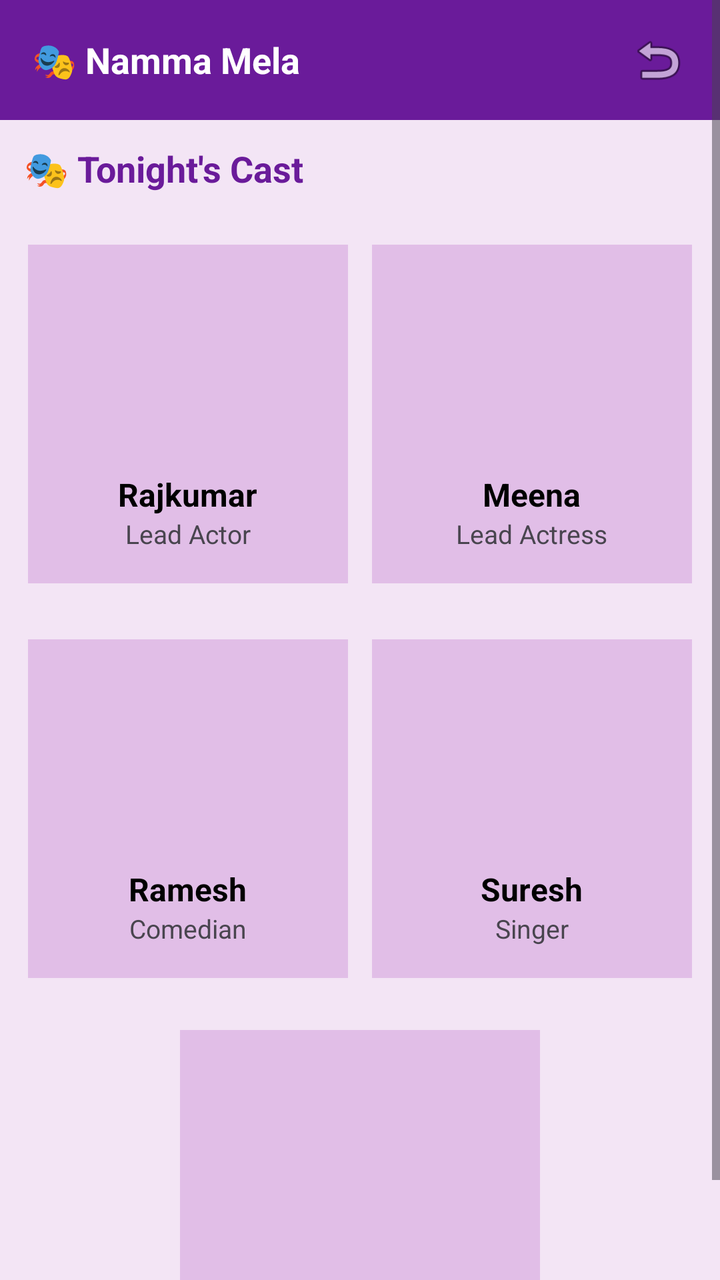
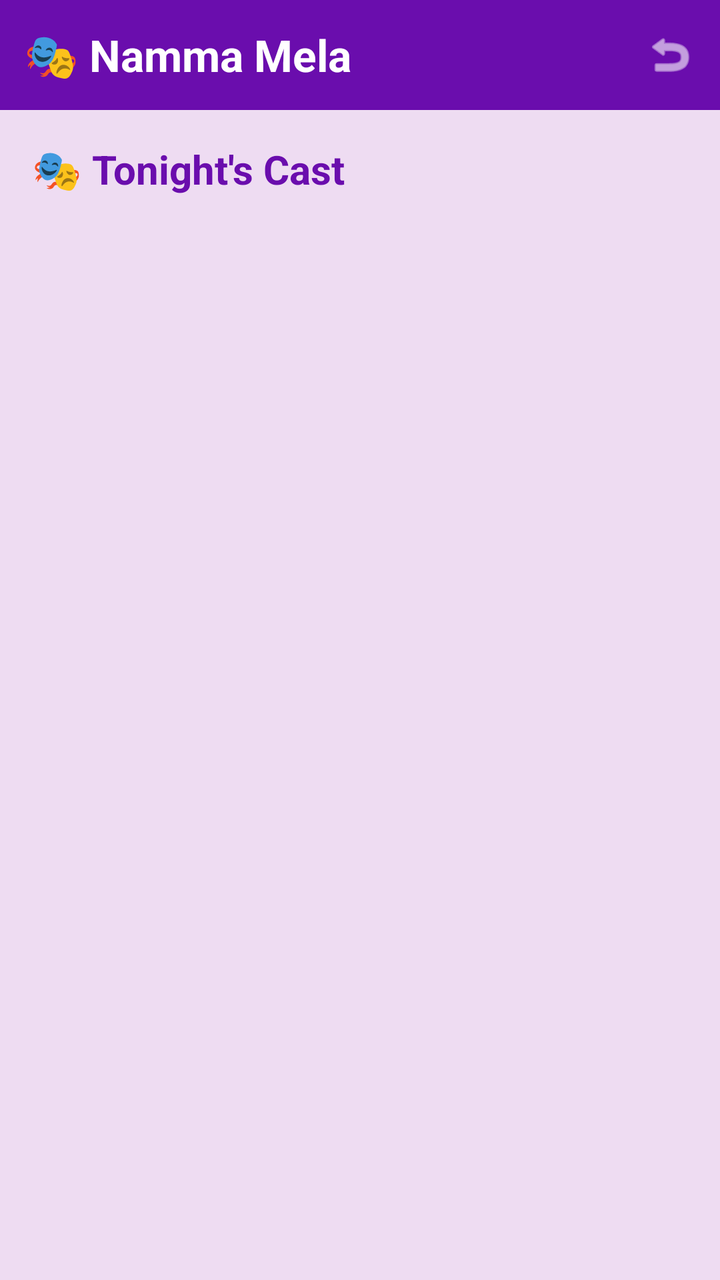

An Android layout rendered at two revisions. The XML below is the earlier revision; the diff shows what the commit changed to produce the second picture.
<!-- AndroidManifest.xml: application theme Theme.NammaMela -->
<!-- res/layout/activity_cast.xml -->
<?xml version="1.0" encoding="utf-8"?>
<ScrollView xmlns:android="http://schemas.android.com/apk/res/android"
    android:layout_width="match_parent"
    android:layout_height="match_parent"
    android:background="#F3E5F5">

    <LinearLayout
        android:layout_width="match_parent"
        android:layout_height="wrap_content"
        android:orientation="vertical">

        
        <RelativeLayout
            android:layout_width="match_parent"
            android:layout_height="60dp"
            android:background="#6A1B9A">

            <TextView
                android:layout_width="wrap_content"
                android:layout_height="wrap_content"
                android:text="🎭 Namma Mela"
                android:textColor="#FFFFFF"
                android:textStyle="bold"
                android:textSize="18sp"
                android:layout_centerVertical="true"
                android:layout_marginStart="16dp"/>

            <ImageView
                android:id="@+id/backBtn"
                android:layout_width="30dp"
                android:layout_height="30dp"
                android:src="@android:drawable/ic_menu_revert"
                android:layout_alignParentEnd="true"
                android:layout_centerVertical="true"
                android:layout_marginEnd="16dp"/>
        </RelativeLayout>

        
        <TextView
            android:layout_width="wrap_content"
            android:layout_height="wrap_content"
            android:text="🎭 Tonight's Cast"
            android:textSize="18sp"
            android:textStyle="bold"
            android:textColor="#6A1B9A"
            android:layout_margin="12dp"/>

        
        <LinearLayout
            android:layout_width="match_parent"
            android:layout_height="wrap_content"
            android:orientation="vertical">

            
            <LinearLayout
                android:layout_width="match_parent"
                android:layout_height="wrap_content"
                android:orientation="horizontal"
                android:padding="8dp">

                
                <LinearLayout
                    android:layout_width="0dp"
                    android:layout_height="wrap_content"
                    android:layout_weight="1"
                    android:orientation="vertical"
                    android:gravity="center"
                    android:background="#E1BEE7"
                    android:padding="16dp"
                    android:layout_margin="6dp">

                    <ImageView
                        android:id="@+id/imgLeadActor"
                        android:layout_width="90dp"
                        android:layout_height="90dp"
                        android:scaleType="centerCrop"/>

                    <TextView
                        android:layout_width="wrap_content"
                        android:layout_height="wrap_content"
                        android:text="Rajkumar"
                        android:textStyle="bold"
                        android:textSize="16sp"
                        android:textColor="#000000"
                        android:layout_marginTop="8dp"/>

                    <TextView
                        android:layout_width="wrap_content"
                        android:layout_height="wrap_content"
                        android:text="Lead Actor"
                        android:textSize="13sp"/>
                </LinearLayout>

                
                <LinearLayout
                    android:layout_width="0dp"
                    android:layout_height="wrap_content"
                    android:layout_weight="1"
                    android:orientation="vertical"
                    android:gravity="center"
                    android:background="#E1BEE7"
                    android:padding="16dp"
                    android:layout_margin="6dp">

                    <ImageView
                        android:id="@+id/imgLeadActress"
                        android:layout_width="90dp"
                        android:layout_height="90dp"
                        android:scaleType="centerCrop"/>

                    <TextView
                        android:layout_width="wrap_content"
                        android:layout_height="wrap_content"
                        android:text="Meena"
                        android:textStyle="bold"
                        android:textSize="16sp"
                        android:textColor="#000000"
                        android:layout_marginTop="8dp"/>

                    <TextView
                        android:layout_width="wrap_content"
                        android:layout_height="wrap_content"
                        android:text="Lead Actress"
                        android:textSize="13sp"/>
                </LinearLayout>

            </LinearLayout>

            
            <LinearLayout
                android:layout_width="match_parent"
                android:layout_height="wrap_content"
                android:orientation="horizontal"
                android:padding="8dp">

                
                <LinearLayout
                    android:layout_width="0dp"
                    android:layout_height="wrap_content"
                    android:layout_weight="1"
                    android:orientation="vertical"
                    android:gravity="center"
                    android:background="#E1BEE7"
                    android:padding="16dp"
                    android:layout_margin="6dp">

                    <ImageView
                        android:id="@+id/imgComedian"
                        android:layout_width="90dp"
                        android:layout_height="90dp"
                        android:scaleType="centerCrop"/>

                    <TextView
                        android:layout_width="wrap_content"
                        android:layout_height="wrap_content"
                        android:text="Ramesh"
                        android:textStyle="bold"
                        android:textSize="16sp"
                        android:textColor="#000000"
                        android:layout_marginTop="8dp"/>

                    <TextView
                        android:layout_width="wrap_content"
                        android:layout_height="wrap_content"
                        android:text="Comedian"
                        android:textSize="13sp"/>
                </LinearLayout>

                
                <LinearLayout
                    android:layout_width="0dp"
                    android:layout_height="wrap_content"
                    android:layout_weight="1"
                    android:orientation="vertical"
                    android:gravity="center"
                    android:background="#E1BEE7"
                    android:padding="16dp"
                    android:layout_margin="6dp">

                    <ImageView
                        android:id="@+id/imgSinger"
                        android:layout_width="90dp"
                        android:layout_height="90dp"
                        android:scaleType="centerCrop"/>

                    <TextView
                        android:layout_width="wrap_content"
                        android:layout_height="wrap_content"
                        android:text="Suresh"
                        android:textStyle="bold"
                        android:textSize="16sp"
                        android:textColor="#000000"
                        android:layout_marginTop="8dp"/>

                    <TextView
                        android:layout_width="wrap_content"
                        android:layout_height="wrap_content"
                        android:text="Singer"
                        android:textSize="13sp"/>
                </LinearLayout>

            </LinearLayout>

            
            <LinearLayout
                android:layout_width="match_parent"
                android:layout_height="wrap_content"
                android:gravity="center"
                android:layout_marginTop="12dp">

                <LinearLayout
                    android:layout_width="180dp"
                    android:layout_height="wrap_content"
                    android:orientation="vertical"
                    android:gravity="center"
                    android:background="#E1BEE7"
                    android:padding="16dp">

                    <ImageView
                        android:id="@+id/imgDirector"
                        android:layout_width="100dp"
                        android:layout_height="100dp"
                        android:scaleType="centerCrop"/>

                    <TextView
                        android:layout_width="wrap_content"
                        android:layout_height="wrap_content"
                        android:text="Ganesh"
                        android:textStyle="bold"
                        android:textSize="16sp"
                        android:textColor="#000000"
                        android:layout_marginTop="8dp"/>

                    <TextView
                        android:layout_width="wrap_content"
                        android:layout_height="wrap_content"
                        android:text="Director"
                        android:textSize="13sp"/>
                </LinearLayout>

            </LinearLayout>

        </LinearLayout>

    </LinearLayout>

</ScrollView>
<!-- resources referenced by this layout -->
<resources>
  <style name="Theme.NammaMela" parent="Base.Theme.NammaMela" />
  <style name="Base.Theme.NammaMela" parent="Theme.Material3.DayNight.NoActionBar">
          
          
      </style>
</resources>

<!-- the commit's change to res/layout/activity_cast.xml (unified diff, before → after) -->
@@ -1,247 +1,48 @@
 <?xml version="1.0" encoding="utf-8"?>
-<ScrollView xmlns:android="http://schemas.android.com/apk/res/android"
+<LinearLayout xmlns:android="http://schemas.android.com/apk/res/android"
     android:layout_width="match_parent"
     android:layout_height="match_parent"
-    android:background="#F3E5F5">
+    android:orientation="vertical"
+    android:background="#EEDCF2">
 
     <LinearLayout
         android:layout_width="match_parent"
-        android:layout_height="wrap_content"
-        android:orientation="vertical">
+        android:layout_height="55dp"
+        android:background="#6A0DAD"
+        android:orientation="horizontal"
+        android:gravity="center_vertical"
+        android:padding="12dp">
 
-        
-        <RelativeLayout
-            android:layout_width="match_parent"
-            android:layout_height="60dp"
-            android:background="#6A1B9A">
+        <TextView
+            android:layout_width="0dp"
+            android:layout_height="wrap_content"
+            android:layout_weight="1"
+            android:text="🎭 Namma Mela"
+            android:textColor="#FFFFFF"
+            android:textSize="22sp"
+            android:textStyle="bold"/>
 
-            <TextView
-                android:layout_width="wrap_content"
-                android:layout_height="wrap_content"
-                android:text="🎭 Namma Mela"
-                android:textColor="#FFFFFF"
-                android:textStyle="bold"
-                android:textSize="18sp"
-                android:layout_centerVertical="true"
-                android:layout_marginStart="16dp"/>
-
-            <ImageView
-                android:id="@+id/backBtn"
-                android:layout_width="30dp"
-                android:layout_height="30dp"
-                android:src="@android:drawable/ic_menu_revert"
-                android:layout_alignParentEnd="true"
-                android:layout_centerVertical="true"
-                android:layout_marginEnd="16dp"/>
-        </RelativeLayout>
-
-        
-        <TextView
-            android:layout_width="wrap_content"
-            android:layout_height="wrap_content"
-            android:text="🎭 Tonight's Cast"
-            android:textSize="18sp"
-            android:textStyle="bold"
-            android:textColor="#6A1B9A"
-            android:layout_margin="12dp"/>
-
-        
-        <LinearLayout
-            android:layout_width="match_parent"
-            android:layout_height="wrap_content"
-            android:orientation="vertical">
-
-            
-            <LinearLayout
-                android:layout_width="match_parent"
-                android:layout_height="wrap_content"
-                android:orientation="horizontal"
-                android:padding="8dp">
-
-                
-                <LinearLayout
-                    android:layout_width="0dp"
-                    android:layout_height="wrap_content"
-                    android:layout_weight="1"
-                    android:orientation="vertical"
-                    android:gravity="center"
-                    android:background="#E1BEE7"
-                    android:padding="16dp"
-                    android:layout_margin="6dp">
-
-                    <ImageView
-                        android:id="@+id/imgLeadActor"
-                        android:layout_width="90dp"
-                        android:layout_height="90dp"
-                        android:scaleType="centerCrop"/>
-
-                    <TextView
-                        android:layout_width="wrap_content"
-                        android:layout_height="wrap_content"
-                        android:text="Rajkumar"
-                        android:textStyle="bold"
-                        android:textSize="16sp"
-                        android:textColor="#000000"
-                        android:layout_marginTop="8dp"/>
-
-                    <TextView
-                        android:layout_width="wrap_content"
-                        android:layout_height="wrap_content"
-                        android:text="Lead Actor"
-                        android:textSize="13sp"/>
-                </LinearLayout>
-
-                
-                <LinearLayout
-                    android:layout_width="0dp"
-                    android:layout_height="wrap_content"
-                    android:layout_weight="1"
-                    android:orientation="vertical"
-                    android:gravity="center"
-                    android:background="#E1BEE7"
-                    android:padding="16dp"
-                    android:layout_margin="6dp">
-
-                    <ImageView
-                        android:id="@+id/imgLeadActress"
-                        android:layout_width="90dp"
-                        android:layout_height="90dp"
-                        android:scaleType="centerCrop"/>
-
-                    <TextView
-                        android:layout_width="wrap_content"
-                        android:layout_height="wrap_content"
-                        android:text="Meena"
-                        android:textStyle="bold"
-                        android:textSize="16sp"
-                        android:textColor="#000000"
-                        android:layout_marginTop="8dp"/>
-
-                    <TextView
-                        android:layout_width="wrap_content"
-                        android:layout_height="wrap_content"
-                        android:text="Lead Actress"
-                        android:textSize="13sp"/>
-                </LinearLayout>
-
-            </LinearLayout>
-
-            
-            <LinearLayout
-                android:layout_width="match_parent"
-                android:layout_height="wrap_content"
-                android:orientation="horizontal"
-                android:padding="8dp">
-
-                
-                <LinearLayout
-                    android:layout_width="0dp"
-                    android:layout_height="wrap_content"
-                    android:layout_weight="1"
-                    android:orientation="vertical"
-                    android:gravity="center"
-                    android:background="#E1BEE7"
-                    android:padding="16dp"
-                    android:layout_margin="6dp">
-
-                    <ImageView
-                        android:id="@+id/imgComedian"
-                        android:layout_width="90dp"
-                        android:layout_height="90dp"
-                        android:scaleType="centerCrop"/>
-
-                    <TextView
-                        android:layout_width="wrap_content"
-                        android:layout_height="wrap_content"
-                        android:text="Ramesh"
-                        android:textStyle="bold"
-                        android:textSize="16sp"
-                        android:textColor="#000000"
-                        android:layout_marginTop="8dp"/>
-
-                    <TextView
-                        android:layout_width="wrap_content"
-                        android:layout_height="wrap_content"
-                        android:text="Comedian"
-                        android:textSize="13sp"/>
-                </LinearLayout>
-
-                
-                <LinearLayout
-                    android:layout_width="0dp"
-                    android:layout_height="wrap_content"
-                    android:layout_weight="1"
-                    android:orientation="vertical"
-                    android:gravity="center"
-                    android:background="#E1BEE7"
-                    android:padding="16dp"
-                    android:layout_margin="6dp">
-
-                    <ImageView
-                        android:id="@+id/imgSinger"
-                        android:layout_width="90dp"
-                        android:layout_height="90dp"
-                        android:scaleType="centerCrop"/>
-
-                    <TextView
-                        android:layout_width="wrap_content"
-                        android:layout_height="wrap_content"
-                        android:text="Suresh"
-                        android:textStyle="bold"
-                        android:textSize="16sp"
-                        android:textColor="#000000"
-                        android:layout_marginTop="8dp"/>
-
-                    <TextView
-                        android:layout_width="wrap_content"
-                        android:layout_height="wrap_content"
-                        android:text="Singer"
-                        android:textSize="13sp"/>
-                </LinearLayout>
-
-            </LinearLayout>
-
-            
-            <LinearLayout
-                android:layout_width="match_parent"
-                android:layout_height="wrap_content"
-                android:gravity="center"
-                android:layout_marginTop="12dp">
-
-                <LinearLayout
-                    android:layout_width="180dp"
-                    android:layout_height="wrap_content"
-                    android:orientation="vertical"
-                    android:gravity="center"
-                    android:background="#E1BEE7"
-                    android:padding="16dp">
-
-                    <ImageView
-                        android:id="@+id/imgDirector"
-                        android:layout_width="100dp"
-                        android:layout_height="100dp"
-                        android:scaleType="centerCrop"/>
-
-                    <TextView
-                        android:layout_width="wrap_content"
-                        android:layout_height="wrap_content"
-                        android:text="Ganesh"
-                        android:textStyle="bold"
-                        android:textSize="16sp"
-                        android:textColor="#000000"
-                        android:layout_marginTop="8dp"/>
-
-                    <TextView
-                        android:layout_width="wrap_content"
-                        android:layout_height="wrap_content"
-                        android:text="Director"
-                        android:textSize="13sp"/>
-                </LinearLayout>
-
-            </LinearLayout>
-
-        </LinearLayout>
-
+        <ImageView
+            android:id="@+id/backBtn"
+            android:layout_width="26dp"
+            android:layout_height="26dp"
+            android:src="@android:drawable/ic_menu_revert"
+            android:tint="#FFFFFF"/>
     </LinearLayout>
 
-</ScrollView>
+    <TextView
+        android:layout_width="wrap_content"
+        android:layout_height="wrap_content"
+        android:text="🎭 Tonight's Cast"
+        android:textColor="#6A0DAD"
+        android:textSize="20sp"
+        android:textStyle="bold"
+        android:layout_margin="16dp"/>
+
+    <androidx.recyclerview.widget.RecyclerView
+        android:id="@+id/castRecycler"
+        android:layout_width="match_parent"
+        android:layout_height="match_parent"
+        android:padding="8dp"/>
+
+</LinearLayout>
